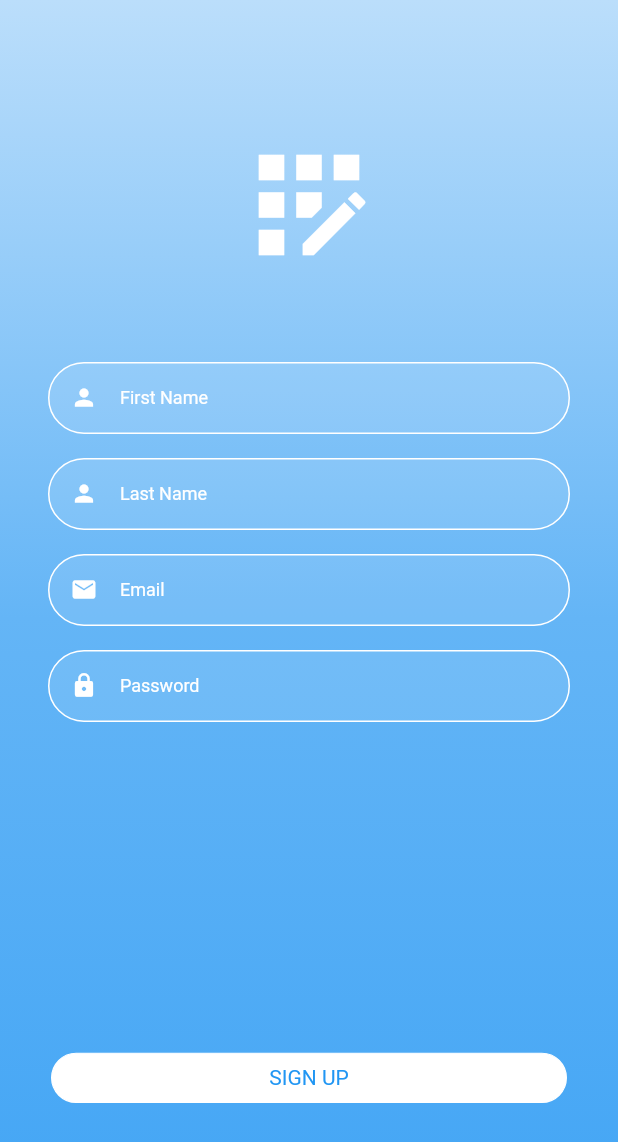
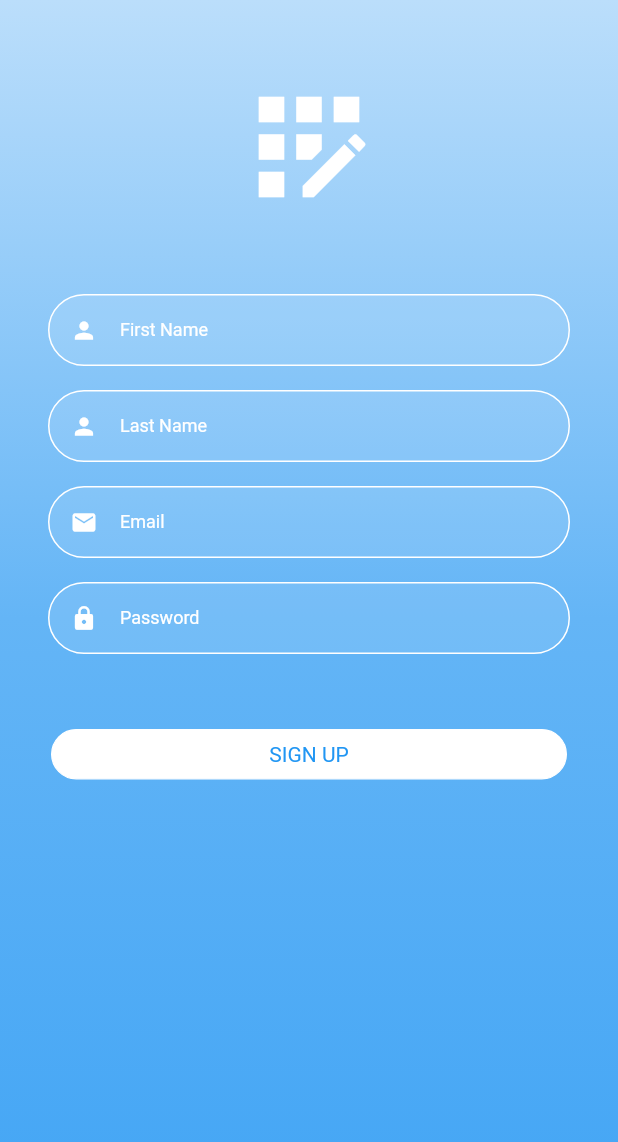
Before and after one commit to noctisbeta/quick_reminders, a Flutter app: the SignUpView screen opened directly, on a phone screen of 412 x 824 dp. Shown: the top 1142 px of the screen. Run offline on Flutter 3.47's test engine with Material 2 defaults, Android fonts, the phone set to English and light mode, and no system bars; our stand-ins replace firebase_auth, firebase_core; accounts and stored records are empty.

```diff
--- /dev/null
+++ b/lib/authentication/registration_data.dart
@@ -0,0 +1,29 @@
+/// Encapsulates the registration data.
+class RegistrationData {
+  /// Default constructor.
+  RegistrationData({
+    required this.firstName,
+    required this.lastName,
+    required this.email,
+    required this.password,
+  });
+
+  /// Fills with empty fields.
+  RegistrationData.empty()
+      : firstName = '',
+        lastName = '',
+        email = '',
+        password = '';
+
+  /// First name.
+  String firstName;
+
+  /// Last name.
+  String lastName;
+
+  /// Email.
+  String email;
+
+  /// Password.
+  String password;
+}
--- a/lib/authentication/sign_up_view.dart
+++ b/lib/authentication/sign_up_view.dart
@@ -1,6 +1,7 @@
 import 'dart:async';
 
 import 'package:flutter/material.dart';
+import 'package:quick_reminders/authentication/registration_data.dart';
 import 'package:quick_reminders/common/my_text_field.dart';
 import 'package:quick_reminders/common/rounded_button.dart';
 
@@ -14,6 +15,8 @@ class SignUpView extends StatefulWidget {
 }
 
 class _SignUpViewState extends State<SignUpView> {
+  final RegistrationData registrationData = RegistrationData.empty();
+
   double percentage = 0;
 
   Color colorTween(Color begin, Color end) {
@@ -43,8 +46,14 @@ class _SignUpViewState extends State<SignUpView> {
 
   @override
   Widget build(BuildContext context) {
-    return Scaffold(
-      body: SizedBox.expand(
+    return GestureDetector(
+      onTap: () {
+        FocusManager.instance.primaryFocus?.unfocus();
+      },
+      child: Scaffold(
+        body: SizedBox(
+          height: MediaQuery.of(context).size.height,
+          width: MediaQuery.of(context).size.width,
           child: DecoratedBox(
             decoration: BoxDecoration(
               gradient: LinearGradient(
@@ -60,9 +69,12 @@ class _SignUpViewState extends State<SignUpView> {
             child: SafeArea(
               child: Padding(
                 padding: const EdgeInsets.all(32),
+                child: SingleChildScrollView(
                   child: Column(
                     children: [
-                  const Spacer(),
+                      const SizedBox(
+                        height: 16,
+                      ),
                       const Hero(
                         tag: 'logo',
                         child: Icon(
@@ -71,10 +83,14 @@ class _SignUpViewState extends State<SignUpView> {
                           color: Colors.white,
                         ),
                       ),
-                  const Spacer(),
+                      const SizedBox(
+                        height: 48,
+                      ),
                       MyTextField(
                         label: 'First Name',
-                    onChanged: (value) {},
+                        onChanged: (value) {
+                          registrationData.firstName = value;
+                        },
                         prefixIcon: const Icon(
                           Icons.person,
                           color: Colors.white,
@@ -85,7 +101,9 @@ class _SignUpViewState extends State<SignUpView> {
                       ),
                       MyTextField(
                         label: 'Last Name',
-                    onChanged: (value) {},
+                        onChanged: (value) {
+                          registrationData.lastName = value;
+                        },
                         prefixIcon: const Icon(
                           Icons.person,
                           color: Colors.white,
@@ -96,7 +114,9 @@ class _SignUpViewState extends State<SignUpView> {
                       ),
                       MyTextField(
                         label: 'Email',
-                    onChanged: (value) {},
+                        onChanged: (value) {
+                          registrationData.email = value;
+                        },
                         prefixIcon: const Icon(
                           Icons.email,
                           color: Colors.white,
@@ -107,27 +127,17 @@ class _SignUpViewState extends State<SignUpView> {
                       ),
                       MyTextField(
                         label: 'Password',
-                    onChanged: (value) {},
+                        onChanged: (value) {
+                          registrationData.password = value;
+                        },
                         obscured: true,
                         prefixIcon: const Icon(
                           Icons.lock,
                           color: Colors.white,
                         ),
                       ),
-                  // const SizedBox(
-                  //   height: 16,
-                  // ),
-                  // MyTextField(
-                  //   label: 'Confirm Password',
-                  //   onChanged: (value) {},
-                  //   obscured: true,
-                  //   prefixIcon: const Icon(
-                  //     Icons.lock,
-                  //     color: Colors.white,
-                  //   ),
-                  // ),
-                  const Spacer(
-                    flex: 4,
+                      const SizedBox(
+                        height: 48,
                       ),
                       Hero(
                         tag: 'signUpButton',
@@ -142,8 +152,12 @@ class _SignUpViewState extends State<SignUpView> {
                           ),
                         ),
                       ),
-                  const Spacer(),
+                      const SizedBox(
+                        height: 16,
+                      ),
                     ],
+                  ),
+                ),
               ),
             ),
           ),
--- a/pubspec.yaml
+++ b/pubspec.yaml
@@ -30,6 +30,7 @@ environment:
 # versions available, run `flutter pub outdated`.
 dependencies:
   cupertino_icons: ^1.0.2
+  firebase_auth: ^3.10.0
   firebase_core: ^1.23.0
   flutter:
     sdk: flutter
```
Also changed, not shown: lib/authentication/authentication_controller.dart (added, +17 -0 lines), lib/authentication/login_view.dart (+20 -7 lines), pubspec.lock, 1 other file. Lines whose indentation alone changed are shown as unchanged.
